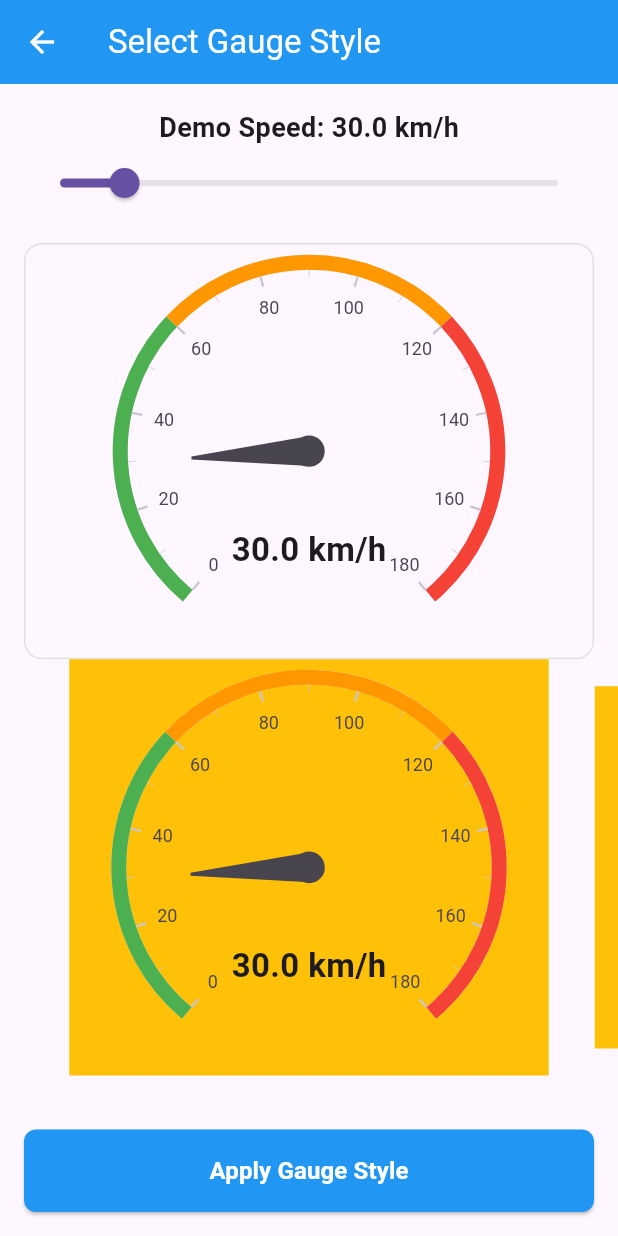
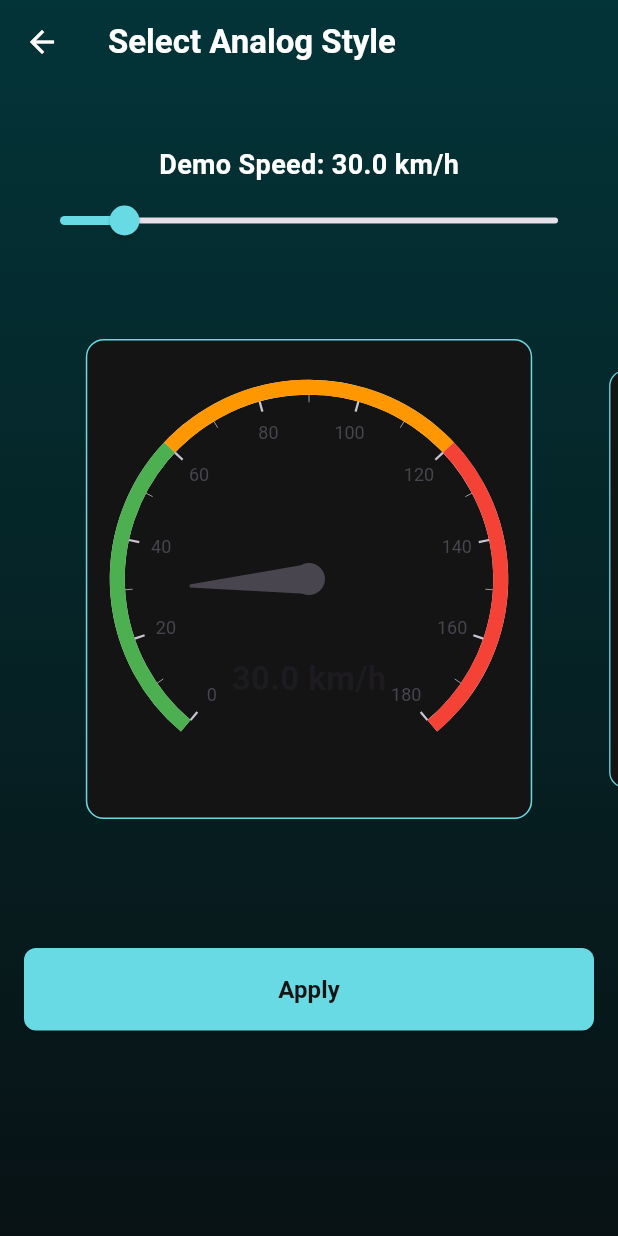
Before and after one commit to Ismailakram300/speedo_meter, a Flutter app: the GaugeSelectionScreen screen opened directly, on a phone screen of 412 x 824 dp. Run offline on Flutter 3.47's test engine with Material 3 defaults, Android fonts, the phone set to English and light mode, and no system bars; drawn by our look-alikes of carousel_slider, syncfusion_flutter_gauges; our stand-ins replace audioplayers, geocoding, geolocator, google_maps_flutter, permission_handler, share_plus and 3 more; accounts and stored records are empty.

Commit message:
Update gauge_selection_screen.dart

```diff
--- a/lib/gauge_selection_screen.dart
+++ b/lib/gauge_selection_screen.dart
@@ -3,6 +3,7 @@ import 'package:flutter/material.dart';
 import 'package:shared_preferences/shared_preferences.dart';
 import 'package:speedo_meter/widgets/newmete2.dart';
 import 'package:syncfusion_flutter_gauges/gauges.dart';
+import 'botom_nav_bar.dart';
 import 'gauge_meter.dart';
 import 'widgets/newguage.dart';
 import 'widgets/custom_gauge.dart';
@@ -126,27 +127,45 @@ class _GaugeSelectionScreenState extends State<GaugeSelectionScreen> {
 
   @override
   Widget build(BuildContext context) {
-    return Scaffold(
+    return  SafeArea(
+        child: GradientBackground(
+          child: Scaffold(
+            backgroundColor: Colors.transparent,
             appBar: AppBar(
-        title: Text('Select Gauge Style'),
-        backgroundColor: Colors.blue,
-        foregroundColor: Colors.white,
+              iconTheme: IconThemeData(
+                color: Colors.white, // ← change to your desired color
+              ),
+              backgroundColor: Colors.transparent,
+              elevation: 0,
+              leading: IconButton(
+                icon: Icon(Icons.arrow_back, color: Colors.white),
+                onPressed: () => Navigator.pop(context),
+              ),
+              title: Text(
+                'Select Analog Style',
+                style:
+                TextStyle(color: Colors.white, fontWeight: FontWeight.bold),
+              ),
             ),
             body: Column(
+
               children: [
                 // Demo speed slider
                 Container(
                   padding: EdgeInsets.all(16),
                   child: Column(
                     children: [
+                      SizedBox(height: 25,),
                       Text(
                         'Demo Speed: ${demoSpeed.toStringAsFixed(1)} km/h',
-                  style: TextStyle(fontSize: 18, fontWeight: FontWeight.bold),
+                        style: TextStyle(fontSize: 18, fontWeight: FontWeight.bold,color: Colors.white),
                       ),
                       Slider(
                         value: demoSpeed,
                         min: 0,
                         max: 240,
+
+                        activeColor: Color(0xff68DAE4),
                         divisions: 240,
                         label: '${demoSpeed.toStringAsFixed(1)} km/h',
                         onChanged: (value) {
@@ -160,31 +179,28 @@ class _GaugeSelectionScreenState extends State<GaugeSelectionScreen> {
                 ),
 
                 // Gauge preview
-          Expanded(
-            child: Container(
-              height: 400,
-              margin: EdgeInsets.symmetric(horizontal: 16),
-              decoration: BoxDecoration(
-                border: Border.all(color: Colors.grey.shade300),
-                borderRadius: BorderRadius.circular(12),
-              ),
-              child: ClipRRect(
-                borderRadius: BorderRadius.circular(12),
-                child: gaugeOptions[selectedGaugeIndex]['widget'](demoSpeed),
-              ),
-            ),
-          ),
-          Expanded(
+SizedBox(height: 39,),
+                Flexible(
                   child: CarouselSlider(
                     items: gaugeOptions.map((i) {
                       return Builder(
                         builder: (BuildContext context) {
                           return Container(
                             width: MediaQuery.of(context).size.width,
-                      margin: EdgeInsets.symmetric(horizontal: 5.0),
-                      decoration: BoxDecoration(color: Colors.amber),
-                      child: i['widget'](demoSpeed)
-                      ,
+                            height: 300,
+                            margin: EdgeInsets.symmetric(horizontal: 16),
+                            decoration: BoxDecoration(
+                              color: Color(0xff141414),
+
+                              border: Border.all(color: Color(0xff68DAE4)),
+                              borderRadius: BorderRadius.circular(12),
+                            ),
+                            child: Padding(
+                              padding: const EdgeInsets.all(8.0),
+                              child: Container(
+                                child: i['widget'](demoSpeed),
+                              ),
+                            ),
                           );
                         },
                       );
@@ -201,7 +217,7 @@ class _GaugeSelectionScreenState extends State<GaugeSelectionScreen> {
                   ),
                 ),
 
-          SizedBox(height: 20),
+                SizedBox(height: 70),
 
                 // Gauge selection
                 // Expanded(
@@ -269,26 +285,31 @@ class _GaugeSelectionScreenState extends State<GaugeSelectionScreen> {
                     children: [
                       Expanded(
                         child: ElevatedButton(
-                    onPressed: () async{
-                      SharedPreferences prefs = await SharedPreferences.getInstance();
-                      await prefs.setInt('selectedGaugeIndex', selectedGaugeIndex);
+                          onPressed: () async {
+                            SharedPreferences prefs =
+                                await SharedPreferences.getInstance();
+                            await prefs.setInt(
+                              'selectedGaugeIndex',
+                              selectedGaugeIndex,
+                            );
                             Navigator.push(
                               context,
-                        MaterialPageRoute(builder: (_) => SpeedometerScreen()),
+                              MaterialPageRoute(builder: (_) => BottomNavigationBarItemScreen()),
                             );
                           },
                           style: ElevatedButton.styleFrom(
-                      backgroundColor: Colors.blue,
-                      foregroundColor: Colors.white,
+                            backgroundColor: Color(0xff68DAE4),
+
                             padding: EdgeInsets.symmetric(vertical: 16),
                             shape: RoundedRectangleBorder(
                               borderRadius: BorderRadius.circular(8),
                             ),
                           ),
                           child: Text(
-                      'Apply Gauge Style',
+                            'Apply',
                             style: TextStyle(
                               fontSize: 16,
+                              color: Color(0xff141414),
                               fontWeight: FontWeight.bold,
                             ),
                           ),
@@ -299,7 +320,10 @@ class _GaugeSelectionScreenState extends State<GaugeSelectionScreen> {
                 ),
               ],
             ),
+          ),
+        ),
       );
+
   }
 }
 
@@ -352,3 +376,22 @@ Widget build(BuildContext context) {
     ),
   );
 }
+class GradientBackground extends StatelessWidget {
+  final Widget child;
+
+  const GradientBackground({super.key, required this.child});
+
+  @override
+  Widget build(BuildContext context) {
+    return Container(
+      decoration: const BoxDecoration(
+        gradient: LinearGradient(
+          colors: [Color(0xFF033438), Color(0xFF081214)],
+          begin: Alignment.topCenter,
+          end: Alignment.bottomCenter,
+        ),
+      ),
+      child: child,
+    );
+  }
+}
```
Lines whose indentation alone changed are shown as unchanged.
